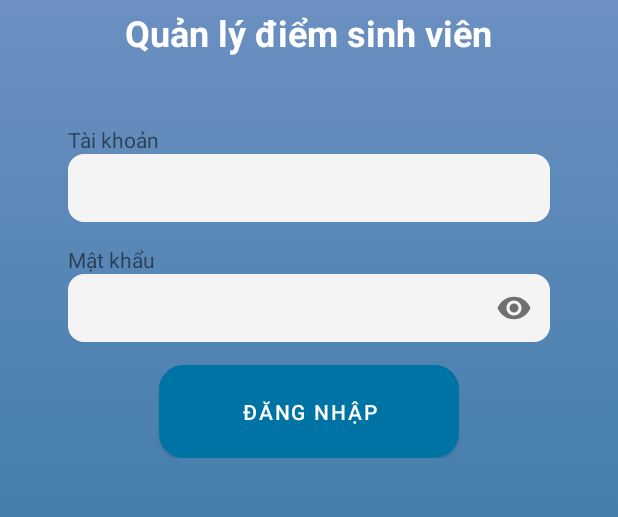
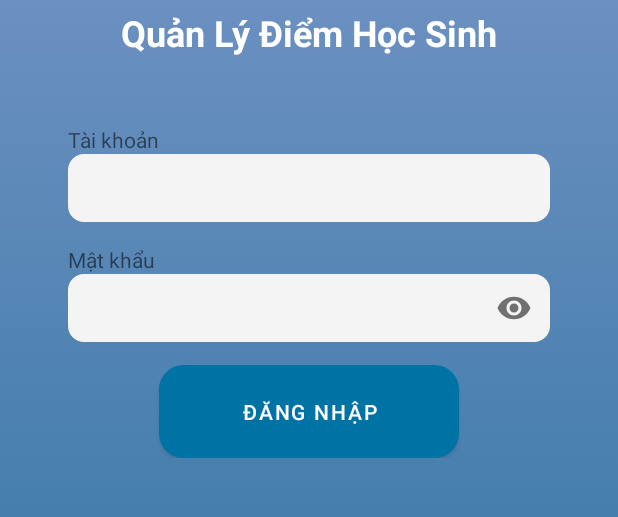
Before and after one commit to phanvandinh99/T2C2_Nhom13_QuanLyHocSinh, an Android app: the screen it shows after launch (LoginActivity), on a phone screen of 412 x 824 dp, the part 354-871 px from its top. Run offline under Robolectric (Android 15) with nearby library versions, the phone set to English and light mode, and no system bars.

Commit message:
Update layout

```diff
--- a/app/src/main/res/layout/activity_login.xml
+++ b/app/src/main/res/layout/activity_login.xml
@@ -19,7 +19,7 @@
             android:src="@drawable/app_logo"/>
         <TextView
             style="@style/style_title"
-            android:text="@string/login_title"/>
+            android:text="Quản Lý Điểm Học Sinh"/>
     </LinearLayout>
     <LinearLayout
         android:layout_width="match_parent"
```
